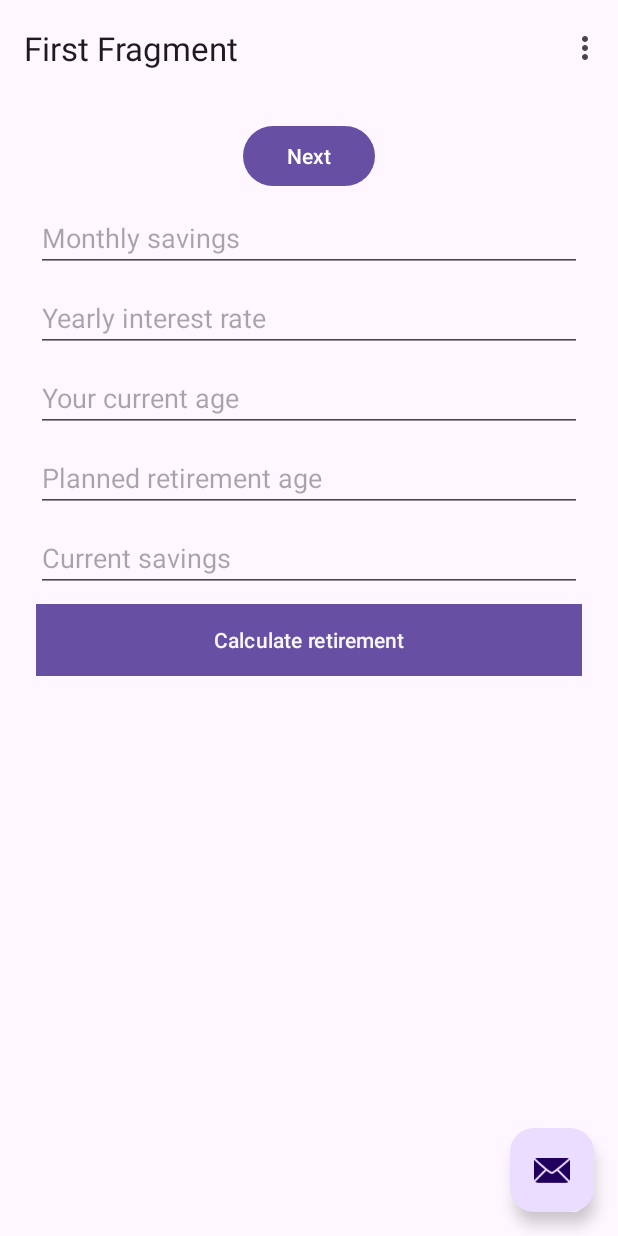
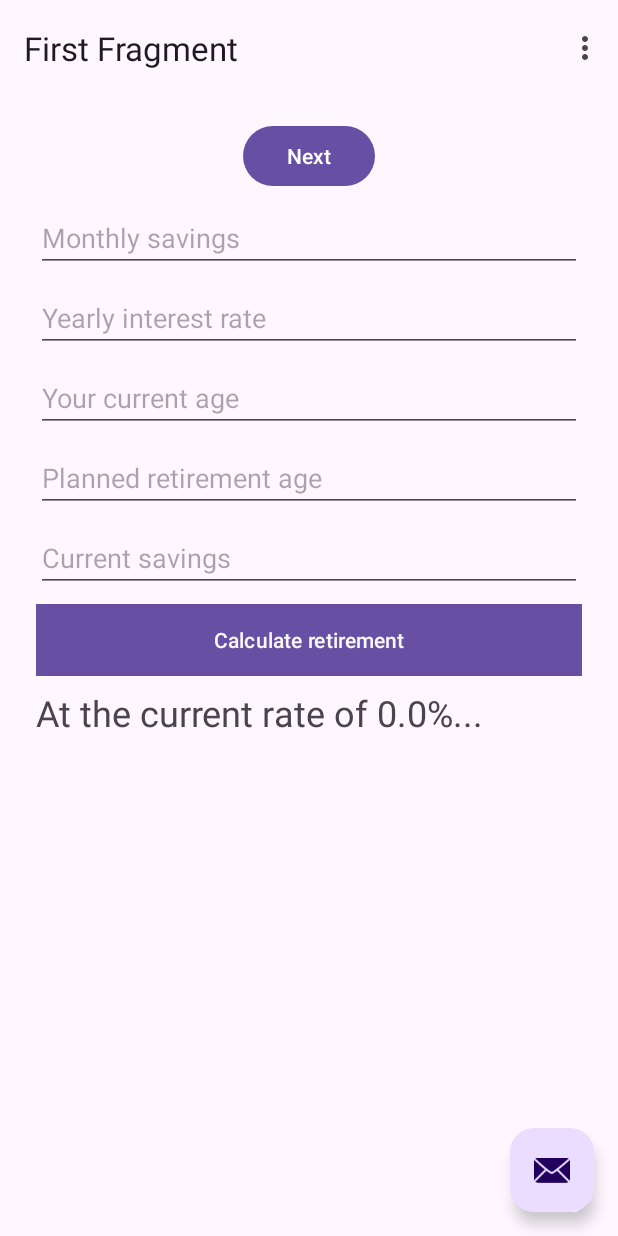
Before and after one commit to tanay-7/CICDCourseExample, an Android app: the screen it shows after launch (MainActivity), after a tap on "Calculate retirement", on a phone screen of 412 x 824 dp. Run offline under Robolectric (Android 15) with nearby library versions, the phone set to English and light mode, and no system bars; our stand-ins replace navigation-ui; libraries missing offline, so code that uses them is left out: com.microsoft.appcenter; 6 statements that could not run were skipped; 1 other tap on this screen came first.

Commit message:
Set result label text

```diff
--- a/app/src/main/java/com/tk/cicdcourseexample/FirstFragment.kt
+++ b/app/src/main/java/com/tk/cicdcourseexample/FirstFragment.kt
@@ -56,6 +56,8 @@ class FirstFragment : Fragment() {
                 Analytics.trackEvent("wrong_age")
             }
 
+            binding.resultTextView.text = "At the current rate of $interestRate%..."
+
         }
     }
 
--- a/app/src/main/res/layout/fragment_first.xml
+++ b/app/src/main/res/layout/fragment_first.xml
@@ -108,9 +108,10 @@
         android:layout_marginStart="8dp"
         android:layout_marginTop="8dp"
         android:layout_marginEnd="8dp"
-        android:textSize="25dp"
+        android:textSize="24sp"
         app:layout_constraintEnd_toEndOf="parent"
         app:layout_constraintStart_toStartOf="parent"
-        app:layout_constraintTop_toBottomOf="@+id/calculateButton" />
+        app:layout_constraintTop_toBottomOf="@+id/calculateButton"
+        tools:text="Result text" />
 
 </androidx.constraintlayout.widget.ConstraintLayout>
```
